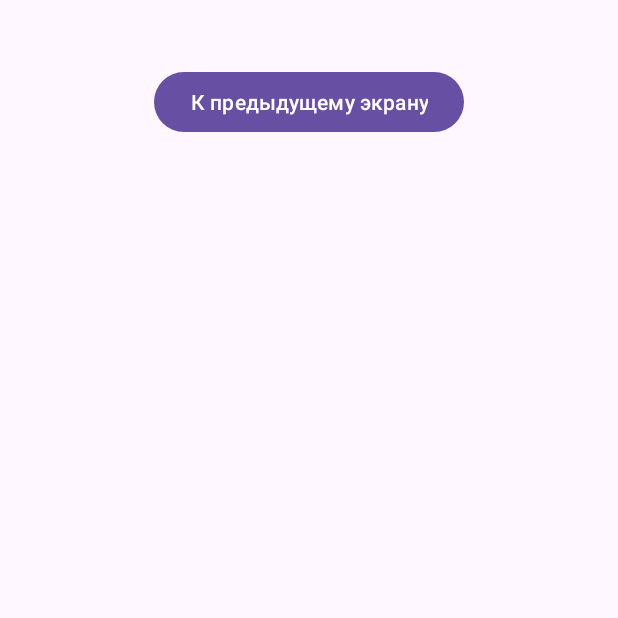
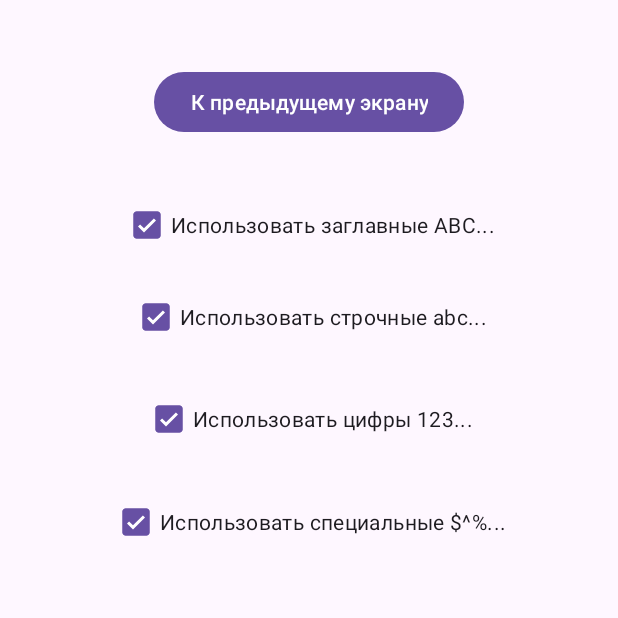
Before and after one commit to ArtNazarov/jvpasswordgenerator, an Android app: the screen it shows after launch (MainActivity), after a tap on "К настройкам", on a phone screen of 412 x 824 dp, the top half of it. Run offline under Robolectric (Android 15) with nearby library versions, the phone set to English and light mode, and no system bars; 1 other tap on this screen came first.

Commit message:
Choosing sets of characters

```diff
--- a/app/src/main/java/ru/artnazarov/jvpasswordgenerator/MainActivity.java
+++ b/app/src/main/java/ru/artnazarov/jvpasswordgenerator/MainActivity.java
@@ -6,7 +6,9 @@ import androidx.appcompat.app.AppCompatActivity;
 import android.os.Bundle;
 import android.view.View;
 import android.widget.Button;
+import android.widget.CheckBox;
 import android.widget.EditText;
+import android.widget.CompoundButton;
 import android.widget.TextView;
 import java.nio.charset.Charset;
 import java.util.Random;
@@ -18,6 +20,12 @@ import java.util.Random;
 
 
 public class MainActivity extends AppCompatActivity {
+
+    protected boolean useBigLetters = true;
+    protected boolean useSmallLetters = true;
+    protected boolean useNumbers = true;
+    protected boolean useSpecialChars = true;
+
 
     @Override
     protected void onCreate(Bundle savedInstanceState) {
@@ -57,15 +65,49 @@ public class MainActivity extends AppCompatActivity {
         Button button3 = (Button)findViewById(R.id.btn_return_main);
         button3.setOnClickListener(this::onClick3);
 
+        CheckBox chk_Big = (CheckBox) findViewById(R.id.chk_use_big_letters);
+        CheckBox chk_Sma = (CheckBox) findViewById(R.id.chk_use_small_letters);
+        CheckBox chk_Num = (CheckBox) findViewById(R.id.chk_use_numbers);
+        CheckBox chk_Spe = (CheckBox) findViewById(R.id.chk_use_special_chars);
+
+        chk_Big.setChecked(this.useBigLetters);
+        chk_Sma.setChecked(this.useSmallLetters);
+        chk_Num.setChecked(this.useNumbers);
+        chk_Spe.setChecked(this.useSpecialChars);
+
+
+        chk_Big.setOnCheckedChangeListener(this::onChangeBig);
+        chk_Sma.setOnCheckedChangeListener(this::onChangeSma);
+        chk_Num.setOnCheckedChangeListener(this::onChangeNum);
+        chk_Spe.setOnCheckedChangeListener(this::onChangeSpe);
+
+
+
     }
 
 
     // Определяем функцию для генерации случайной строки
-    public static String generateRandomString(int n, int m) {
+    public static String generateRandomString(int n, int m,
+                                              boolean needBig,  boolean needSmall,
+                                              boolean needNumbers, boolean needSpecial) {
+
+        String numbers_chars = "0123456789";
+        String small_chars = "abcdefghijklmnopqrstuvwxyz";
+        String big_chars = "ABCDEFGHIJKLMNOPQRSTUVWXYZ";
+        String special_chars = "(%*)?@#$~";
+
+
         int length = new Random().nextInt(m - n + 1) + n;
         StringBuilder sb = new StringBuilder();
         Random random = new Random();
-        String alphanumeric = "abcdefghijklmnopqrstuvwxyzABCDEFGHIJKLMNOPQRSTUVWXYZ0123456789";
+
+
+
+        String alphanumeric = "~";
+        if (needNumbers) { alphanumeric = alphanumeric.concat(numbers_chars); };
+        if (needSmall) {alphanumeric = alphanumeric.concat(small_chars); };
+        if (needBig) { alphanumeric = alphanumeric.concat(big_chars);};
+        if (needSpecial) { alphanumeric = alphanumeric.concat(special_chars);};
 
         for (int i = 0; i < length; i++) {
             int index = random.nextInt(alphanumeric.length());
@@ -84,11 +126,11 @@ public class MainActivity extends AppCompatActivity {
         EditText p5 = (EditText) findViewById(R.id.password5);
 
         // Получаем значение из элемента управления
-        p1.setText(generateRandomString(10, 12));
-        p2.setText(generateRandomString(10, 12));
-        p3.setText(generateRandomString(10, 12));
-        p4.setText(generateRandomString(10, 12));
-        p5.setText(generateRandomString(10, 12));
+        p1.setText(generateRandomString(10, 12, this.useBigLetters, this.useSmallLetters, this.useNumbers, this.useSpecialChars));
+        p2.setText(generateRandomString(10, 12, this.useBigLetters, this.useSmallLetters, this.useNumbers, this.useSpecialChars));
+        p3.setText(generateRandomString(10, 12, this.useBigLetters, this.useSmallLetters, this.useNumbers, this.useSpecialChars));
+        p4.setText(generateRandomString(10, 12, this.useBigLetters, this.useSmallLetters, this.useNumbers, this.useSpecialChars));
+        p5.setText(generateRandomString(10, 12, this.useBigLetters, this.useSmallLetters, this.useNumbers, this.useSpecialChars));
 
 
     }
@@ -106,4 +148,33 @@ public class MainActivity extends AppCompatActivity {
 
     }
 
+    public void onChangeBig(CompoundButton b, boolean isChecked){
+        CheckBox chk_Big = (CheckBox) findViewById(R.id.chk_use_big_letters);
+        this.useBigLetters = chk_Big.isChecked();
+
+    }
+
+    public void onChangeSma(CompoundButton b, boolean isChecked){
+
+        CheckBox chk_Sma = (CheckBox) findViewById(R.id.chk_use_big_letters);
+        this.useSmallLetters = chk_Sma.isChecked();
+
+    }
+
+    public void onChangeNum(CompoundButton b, boolean isChecked){
+
+        CheckBox chk_Num = (CheckBox) findViewById(R.id.chk_use_big_letters);
+        this.useNumbers = chk_Num.isChecked();
+
+    }
+
+    public void onChangeSpe(CompoundButton b, boolean isChecked){
+
+            CheckBox chk_Spe = (CheckBox) findViewById(R.id.chk_use_special_chars);
+            this.useSpecialChars = chk_Spe.isChecked();
+
+        }
+
+
+
 }
--- a/app/src/main/res/layout/settings_layout.xml
+++ b/app/src/main/res/layout/settings_layout.xml
@@ -17,4 +17,48 @@
         app:layout_constraintHorizontal_bias="0.5"
         app:layout_constraintStart_toStartOf="parent"
         app:layout_constraintTop_toTopOf="parent" />
+
+    <CheckBox
+        android:id="@+id/chk_use_big_letters"
+        android:layout_width="wrap_content"
+        android:layout_height="wrap_content"
+        android:layout_marginTop="126dp"
+        android:text="Использовать заглавные ABC..."
+        app:layout_constraintEnd_toEndOf="parent"
+        app:layout_constraintHorizontal_bias="0.5"
+        app:layout_constraintStart_toStartOf="parent"
+        app:layout_constraintTop_toTopOf="parent" />
+
+    <CheckBox
+        android:id="@+id/chk_use_small_letters"
+        android:layout_width="wrap_content"
+        android:layout_height="wrap_content"
+        android:layout_marginTop="187dp"
+        android:text="Использовать строчные abc..."
+        app:layout_constraintEnd_toEndOf="parent"
+        app:layout_constraintHorizontal_bias="0.5"
+        app:layout_constraintStart_toStartOf="parent"
+        app:layout_constraintTop_toTopOf="parent" />
+
+    <CheckBox
+        android:id="@+id/chk_use_numbers"
+        android:layout_width="wrap_content"
+        android:layout_height="wrap_content"
+        android:layout_marginTop="255dp"
+        android:text="Использовать цифры 123..."
+        app:layout_constraintEnd_toEndOf="parent"
+        app:layout_constraintHorizontal_bias="0.5"
+        app:layout_constraintStart_toStartOf="parent"
+        app:layout_constraintTop_toTopOf="parent" />
+
+    <CheckBox
+        android:id="@+id/chk_use_special_chars"
+        android:layout_width="wrap_content"
+        android:layout_height="wrap_content"
+        android:layout_marginTop="324dp"
+        android:text="Использовать специальные $^%..."
+        app:layout_constraintEnd_toEndOf="parent"
+        app:layout_constraintHorizontal_bias="0.5"
+        app:layout_constraintStart_toStartOf="parent"
+        app:layout_constraintTop_toTopOf="parent" />
 </androidx.constraintlayout.widget.ConstraintLayout>
```
Also changed, not shown: app/src/main/res/layout/activity_main.xml (+25 -30 lines), 1 other file.
